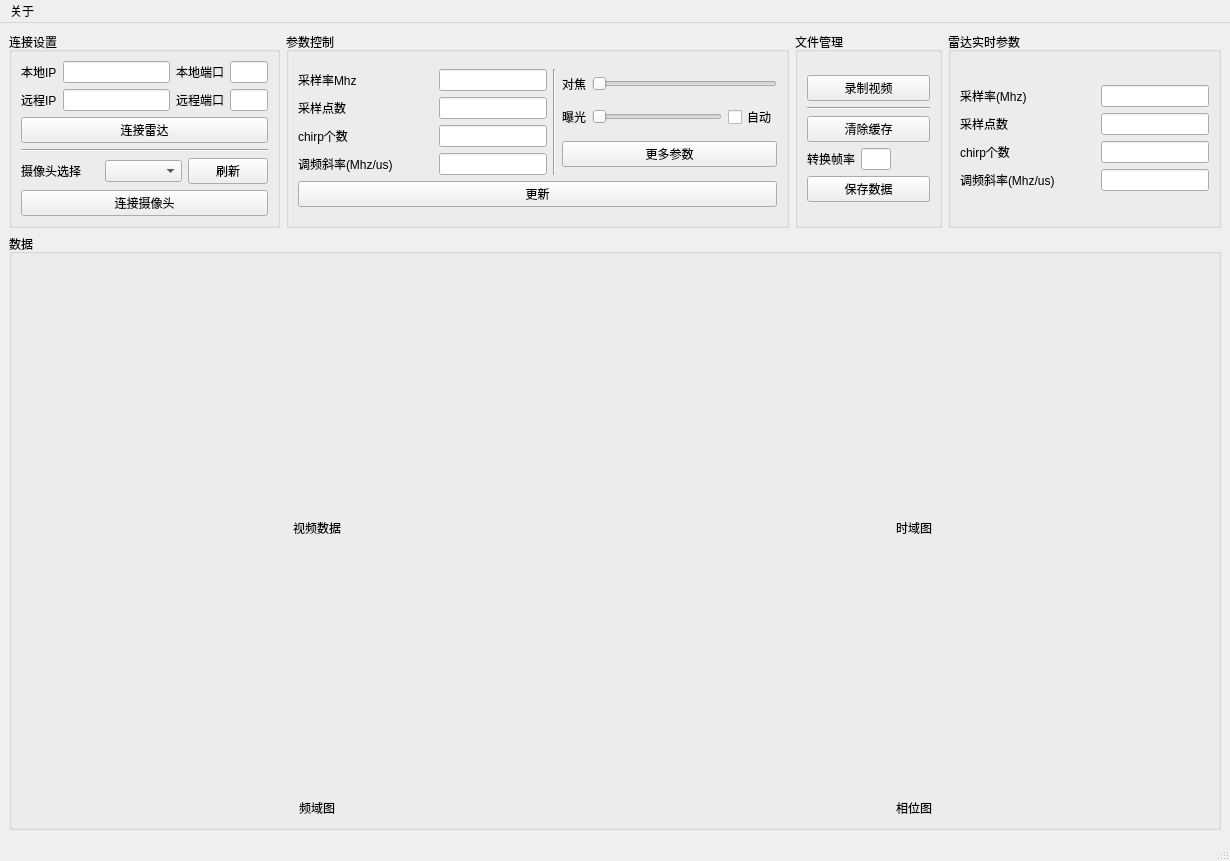
This is mainwindow.ui in ZzzzzzS/mmLink as Qt 5 draws it before an edit. The edited form follows.
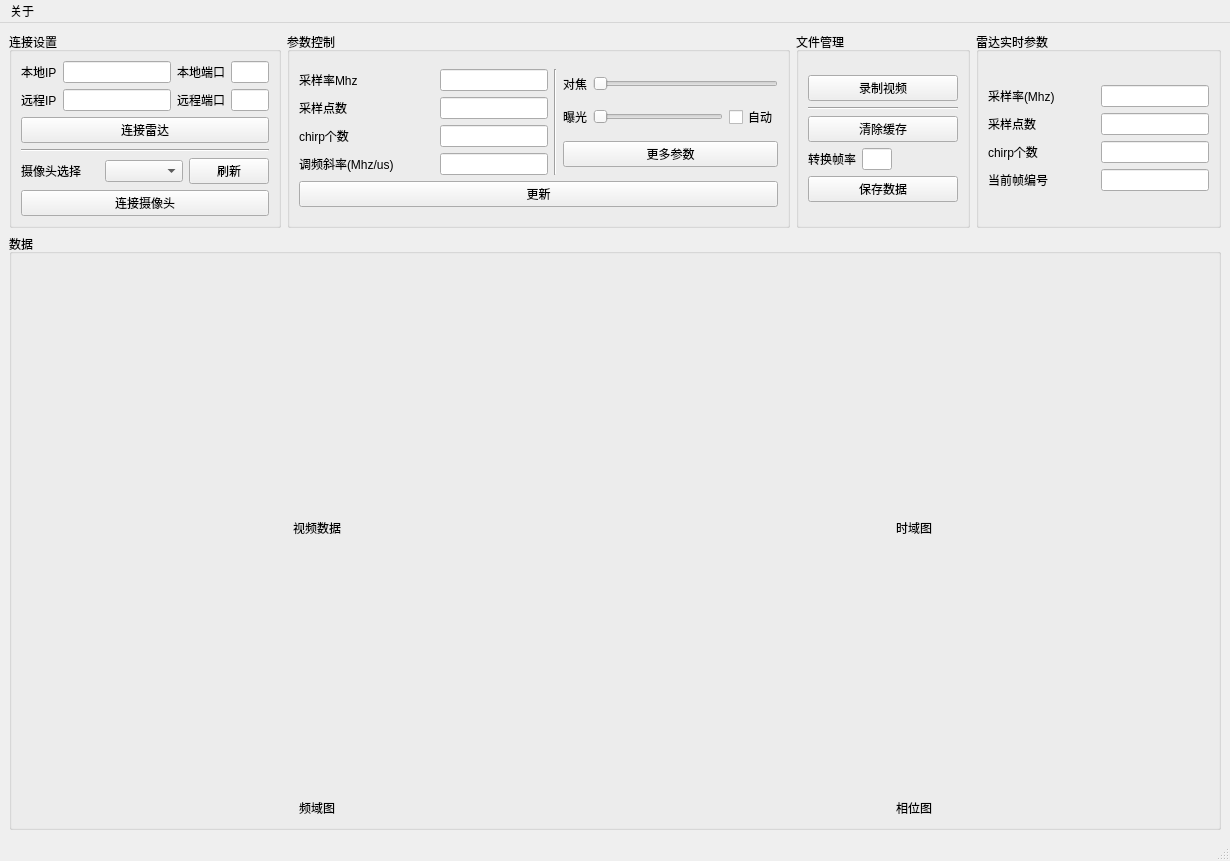
This is the edited form. Custom widgets are drawn as their Qt base class.

The edit to the form file:
```diff
--- a/mainwindow.ui
+++ b/mainwindow.ui
@@ -611,7 +611,7 @@
                <item>
                 <widget class="QLabel" name="label_15">
                  <property name="text">
-                  <string>调频斜率(Mhz/us)</string>
+                  <string>当前帧编号</string>
                  </property>
                 </widget>
                </item>
```
Left out of the diff: 4 changed lines with no effect on the pictures.
